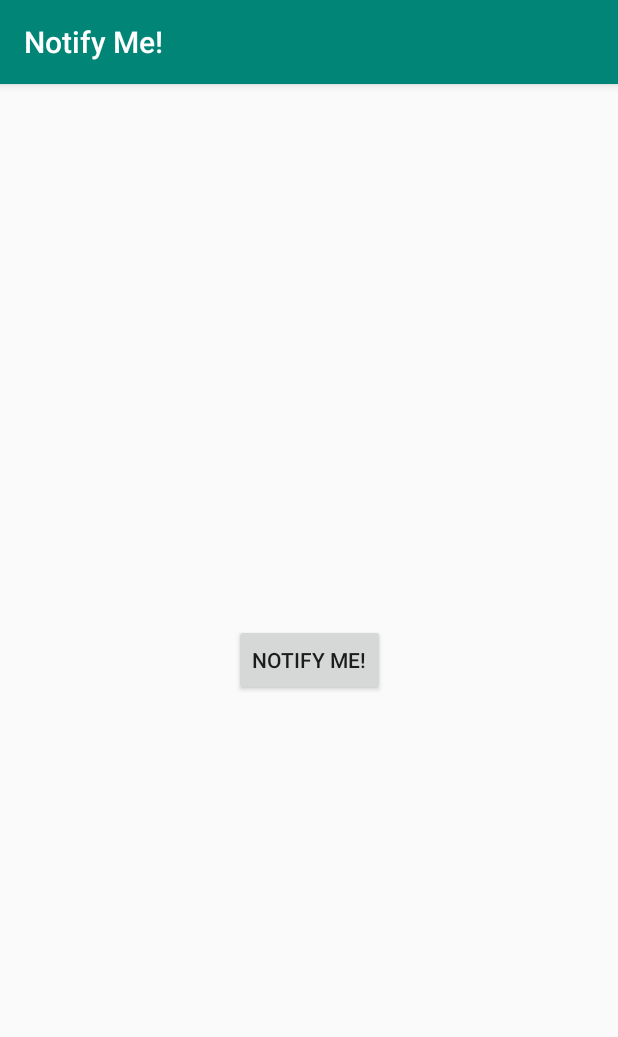
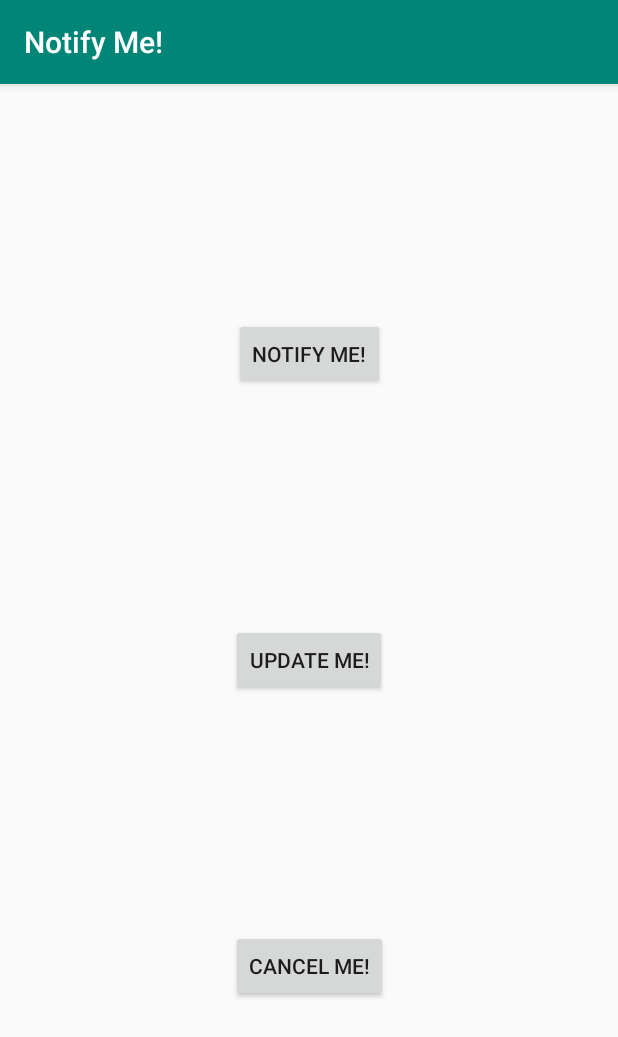
Before and after one commit to joabetc/android_NotifyMe, an Android app: the screen it shows after launch (MainActivity), on a phone screen of 412 x 824 dp. Shown: the top 1037 px of the screen. Run offline under Robolectric (Android 15) with nearby library versions, the phone set to English and light mode, and no system bars.

Commit message:
Adding an update button and a cancel button

```diff
--- a/app/src/main/java/com/joabe/notifyme/MainActivity.java
+++ b/app/src/main/java/com/joabe/notifyme/MainActivity.java
@@ -21,6 +21,8 @@ public class MainActivity extends AppCompatActivity {
     private NotificationManager mNotifyManager;
 
     private Button button_notify;
+    private Button button_cancel;
+    private Button button_update;
 
     @Override
     protected void onCreate(Bundle savedInstanceState) {
@@ -36,6 +38,22 @@ public class MainActivity extends AppCompatActivity {
         });
 
         createNotificationChannel();
+
+        button_update = findViewById(R.id.update);
+        button_update.setOnClickListener(new View.OnClickListener() {
+            @Override
+            public void onClick(View view) {
+                updateNotification();
+            }
+        });
+
+        button_cancel = findViewById(R.id.update);
+        button_cancel.setOnClickListener(new View.OnClickListener() {
+            @Override
+            public void onClick(View view) {
+                cancelNotification();
+            }
+        });
     }
 
     public void sendNotification() {
@@ -57,6 +75,10 @@ public class MainActivity extends AppCompatActivity {
         }
     }
 
+    public void updateNotification() {}
+
+    public void cancelNotification() {}
+
     private NotificationCompat.Builder getNotificationBuilder() {
         Intent notificationIntent = new Intent(this, MainActivity.class);
 
--- a/app/src/main/res/layout/activity_main.xml
+++ b/app/src/main/res/layout/activity_main.xml
@@ -11,8 +11,28 @@
         android:layout_width="wrap_content"
         android:layout_height="wrap_content"
         android:text="@string/notify_me"
+        app:layout_constraintBottom_toTopOf="@+id/update"
+        app:layout_constraintEnd_toEndOf="parent"
+        app:layout_constraintStart_toStartOf="parent"
+        app:layout_constraintTop_toTopOf="parent" />
+
+    <Button
+        android:id="@+id/update"
+        android:layout_width="wrap_content"
+        android:layout_height="wrap_content"
+        android:text="@string/update_me"
+        app:layout_constraintBottom_toTopOf="@+id/cancel"
+        app:layout_constraintEnd_toEndOf="parent"
+        app:layout_constraintStart_toStartOf="parent"
+        app:layout_constraintTop_toBottomOf="@+id/notify" />
+
+    <Button
+        android:id="@+id/cancel"
+        android:layout_width="wrap_content"
+        android:layout_height="wrap_content"
+        android:text="@string/cancel_me"
         app:layout_constraintBottom_toBottomOf="parent"
         app:layout_constraintEnd_toEndOf="parent"
         app:layout_constraintStart_toStartOf="parent"
-        app:layout_constraintTop_toTopOf="parent" />
+        app:layout_constraintTop_toBottomOf="@+id/update" />
 </androidx.constraintlayout.widget.ConstraintLayout>
--- a/app/src/main/res/values/strings.xml
+++ b/app/src/main/res/values/strings.xml
@@ -1,4 +1,6 @@
 <resources>
     <string name="app_name">Notify Me!</string>
     <string name="notify_me">Notify Me!</string>
+    <string name="update_me">Update Me!</string>
+    <string name="cancel_me">Cancel Me!</string>
 </resources>
```
